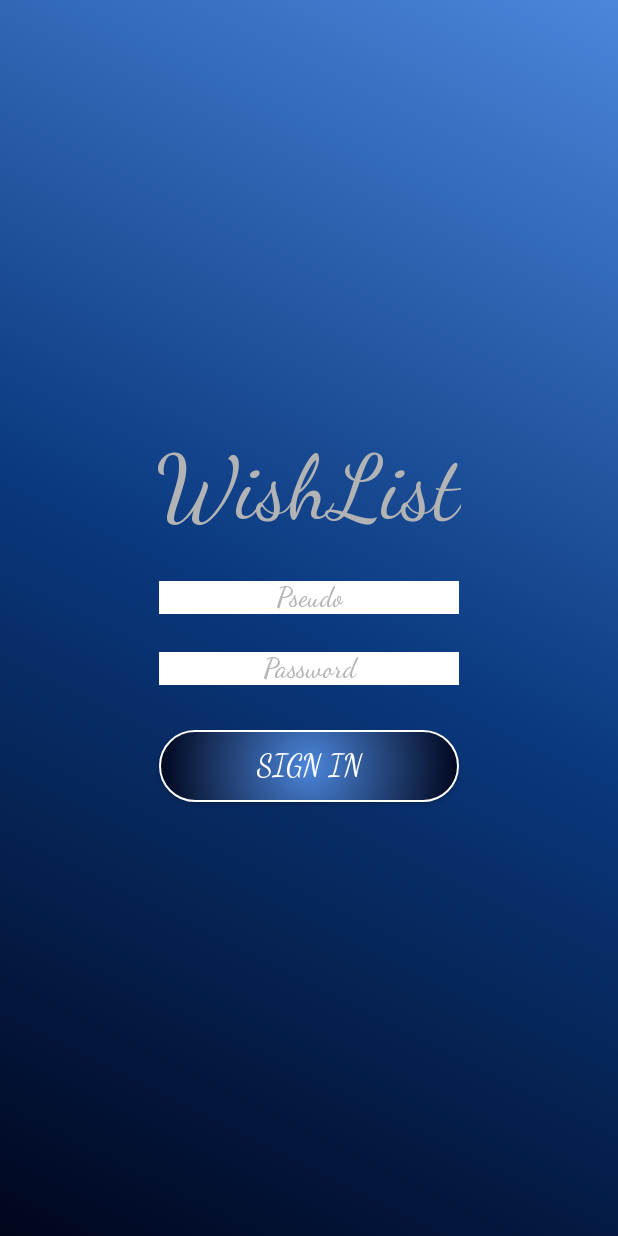
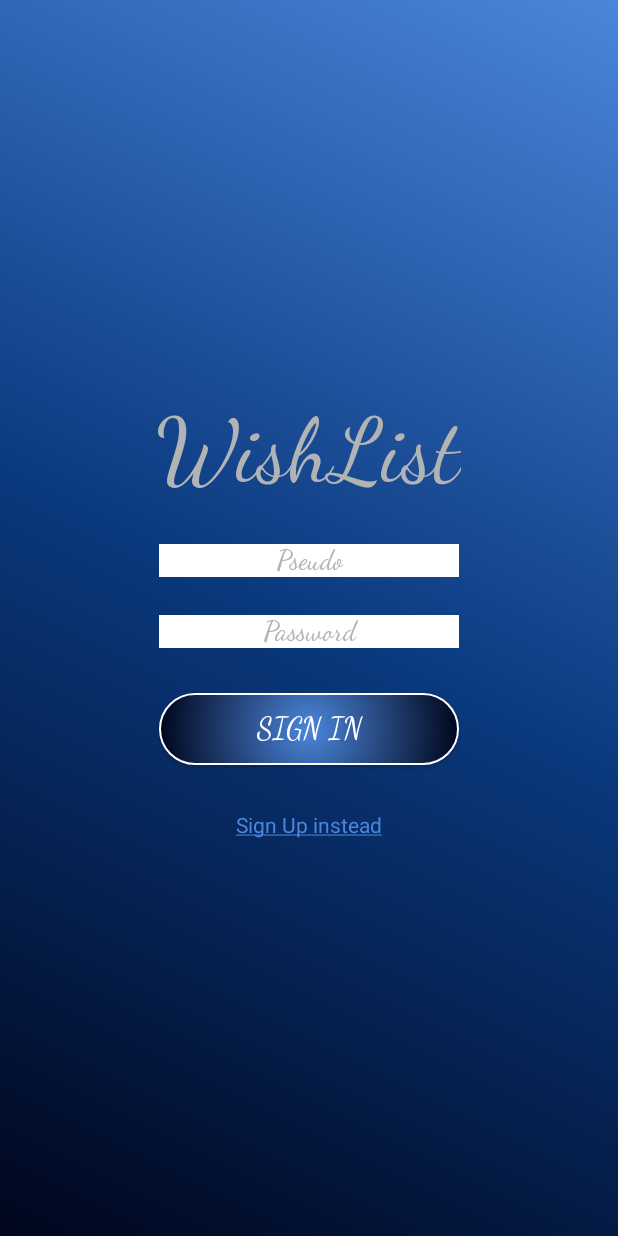
Before and after one commit to RainMaker1707/LSINF1225-2020-GroupeL31-WishList, an Android app: the SignIn screen opened directly, with no data from a screen before it, on a phone screen of 412 x 824 dp. Run offline under Robolectric (Android 15) with nearby library versions, the phone set to English and light mode, and no system bars.

Commit message:
SignIn to SignUp and reverse
I use a TextView link instead a "back" Button it seems me to be a better way to travel in the differents layouts

```diff
--- a/app/src/main/java/com/coo_project/wishlist/SignIn.java
+++ b/app/src/main/java/com/coo_project/wishlist/SignIn.java
@@ -2,13 +2,25 @@ package com.coo_project.wishlist;
 
 import androidx.appcompat.app.AppCompatActivity;
 
+import android.content.Intent;
 import android.os.Bundle;
+import android.view.View;
+import android.widget.TextView;
 
 public class SignIn extends AppCompatActivity {
-
+    private TextView sign_up;
     @Override
     protected void onCreate(Bundle savedInstanceState) {
         super.onCreate(savedInstanceState);
         setContentView(R.layout.activity_sign_in);
+        this.sign_up = findViewById(R.id.go_sign_up);
+        this.sign_up.setOnClickListener(new View.OnClickListener() {
+            @Override
+            public void onClick(View v) {
+                Intent next_layout = new Intent(getApplicationContext(), SignUp.class);
+                startActivity(next_layout);
+                finish();
+            }
+        });
     }
 }
--- a/app/src/main/res/layout/activity_sign_in.xml
+++ b/app/src/main/res/layout/activity_sign_in.xml
@@ -6,9 +6,9 @@
     android:layout_height="match_parent"
     android:orientation="vertical"
     android:background="@drawable/blue_background"
-    android:layout_gravity="center"
     android:gravity="center"
     tools:context=".SignIn">
+
 
     <TextView
         android:layout_width="wrap_content"
@@ -67,4 +67,15 @@
         android:fontFamily="cursive"
         />
 
+    <TextView
+        android:id="@+id/go_sign_up"
+        android:layout_width="wrap_content"
+        android:layout_height="wrap_content"
+        android:text="@string/sign_up_instead"
+        android:textColor="@color/LightBlue"
+        android:linksClickable="true"
+        android:gravity="end"
+        android:layout_marginTop="30dp"
+        />
+
 </LinearLayout>
--- a/app/src/main/res/values/strings.xml
+++ b/app/src/main/res/values/strings.xml
@@ -6,4 +6,6 @@
     <string name="mail">Mail</string>
     <string name="password">Password</string>
     <string name="password_confirmation">Password Confirmation</string>
+    <string name="sign_up_instead"><u>Sign Up instead</u></string>
+    <string name="sign_in_instead"><u>Sign In instead</u></string>
 </resources>
```
Also changed, not shown: app/src/main/java/com/coo_project/wishlist/SignUp.java (+14 -0 lines), app/src/main/res/layout/activity_sign_up.xml (+11 -0 lines).
